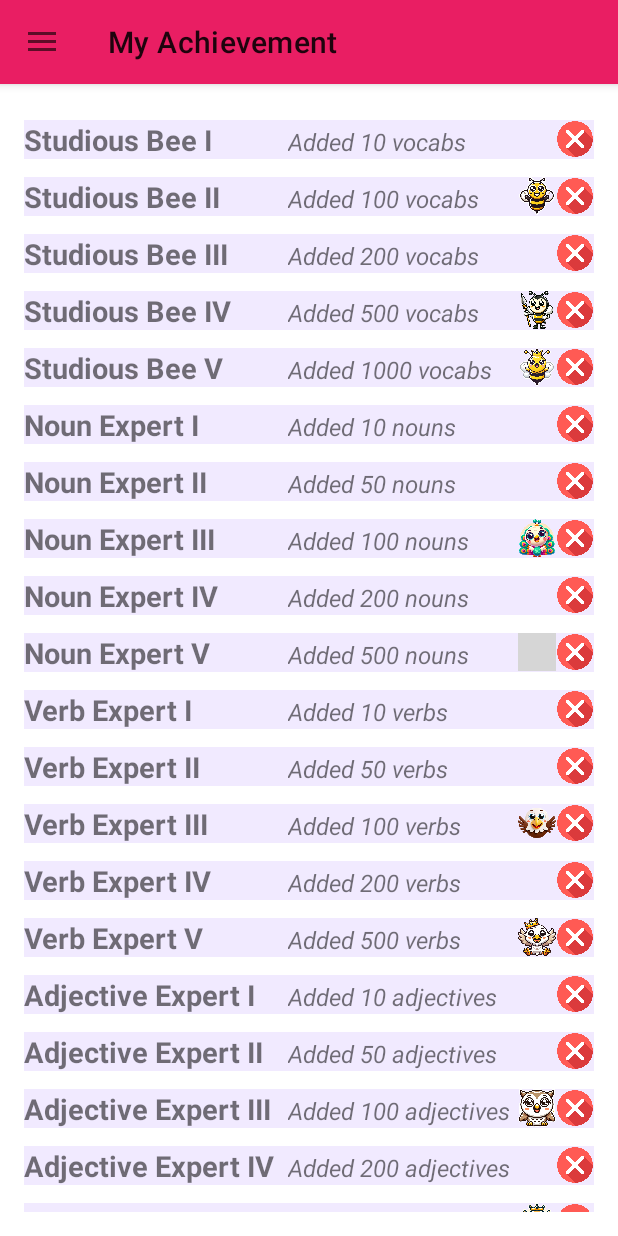
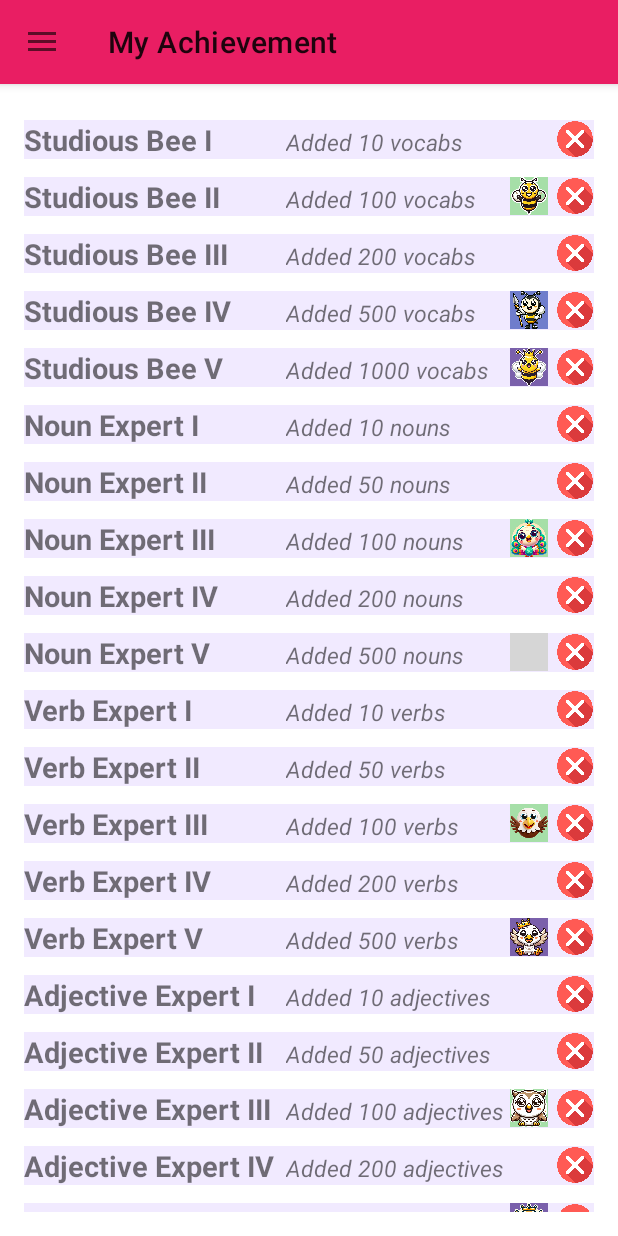
Before and after one commit to Lelekhoa1812/Linguaphile, an Android app: the MyAchievementFragment screen opened through its navigation route, on a phone screen of 412 x 824 dp. Run offline under Robolectric (Android 15) with nearby library versions, the phone set to English and light mode, and no system bars; our stand-ins replace Room's generated code, data binding, navigation-ui; grey boxes are pictures that could not be loaded.

Commit message:
Twenty Second commit. Resketch achievement_item.xml, adding background color on class of each avatar resources from MyAchievementFragment.

```diff
--- a/app/src/main/java/com/example/linguaphile/adapters/AchievementAdapter.kt
+++ b/app/src/main/java/com/example/linguaphile/adapters/AchievementAdapter.kt
@@ -5,6 +5,7 @@
 import android.view.ViewGroup
 import android.widget.ImageView
 import android.widget.TextView
+import androidx.core.content.ContextCompat
 import androidx.recyclerview.widget.RecyclerView
 import com.example.linguaphile.R
 import com.example.linguaphile.entities.Achievement
@@ -26,13 +27,42 @@
         return AchievementViewHolder(view)
     }
 
+    // Function to get background color based on the drawable resource ID (classify avatars)
+    private fun getBackgroundColorForImage(imageResId: Int, context: View): Int {
+        return when (imageResId) {
+            // regular class
+            R.drawable.user, R.drawable.cat, R.drawable.dog, R.drawable.frog,
+            R.drawable.jaguar, R.drawable.kangaroo, R.drawable.ox, R.drawable.rabbit -> {
+                ContextCompat.getColor(context.context, R.color.ivory)
+            }
+            // rare class
+            R.drawable.bee1, R.drawable.elephant, R.drawable.peacock1, R.drawable.eagle1,
+            R.drawable.owl1, R.drawable.parrot1, R.drawable.monkey -> {
+                ContextCompat.getColor(context.context, R.color.green)
+            }
+            // epic class
+            R.drawable.bee2, R.drawable.bear, R.drawable.dolphin -> {
+                ContextCompat.getColor(context.context, R.color.blue)
+            }
+            // legendary class
+            R.drawable.bee3, R.drawable.lion, R.drawable.peacock2, R.drawable.eagle2,
+            R.drawable.owl2, R.drawable.parrot2, R.drawable.robot -> {
+                ContextCompat.getColor(context.context, R.color.purple)
+            }
+            else -> ContextCompat.getColor(context.context, R.color.ivory) // Default color if not matched
+        }
+    }
+
     // Bind ViewHolder with data
     override fun onBindViewHolder(holder: AchievementViewHolder, position: Int) {
         val achievement = achievementList[position]
         holder.achievementName.text = achievement.name
         holder.achievementDescription.text = achievement.description
         // Set possible unlocked image on this achievement
-        achievement.unlockImageResId?.let { holder.achievementUnlockImage.setImageResource(it) }
+        achievement.unlockImageResId?.let {
+            holder.achievementUnlockImage.setImageResource(it) // Set image resource if null, skipped
+            holder.achievementUnlockImage.setBackgroundColor(getBackgroundColorForImage(achievement.unlockImageResId, holder.achievementUnlockImage)) // Set background color on class
+        }
         // Set image resource dynamically on achievement task status
         holder.achievementStatusImage.setImageResource(achievement.status)
     }
--- a/app/src/main/res/layout/achievement_item.xml
+++ b/app/src/main/res/layout/achievement_item.xml
@@ -23,7 +23,7 @@
         android:layout_height="wrap_content"
         android:layout_weight="2"
         android:text="Description"
-        android:textSize="16sp"
+        android:textSize="15sp"
         android:textStyle="italic" />
 
     <!-- Achievement Unlock Image of Task -->
@@ -32,7 +32,8 @@
     <ImageView
         android:id="@+id/achievementUnlockImage"
         android:layout_width="25dp"
-        android:layout_height="25dp" />
+        android:layout_height="25dp"
+        android:layout_marginEnd="5dp"/>
 
     <ImageView
         android:id="@+id/achievementStatusImage"
```
